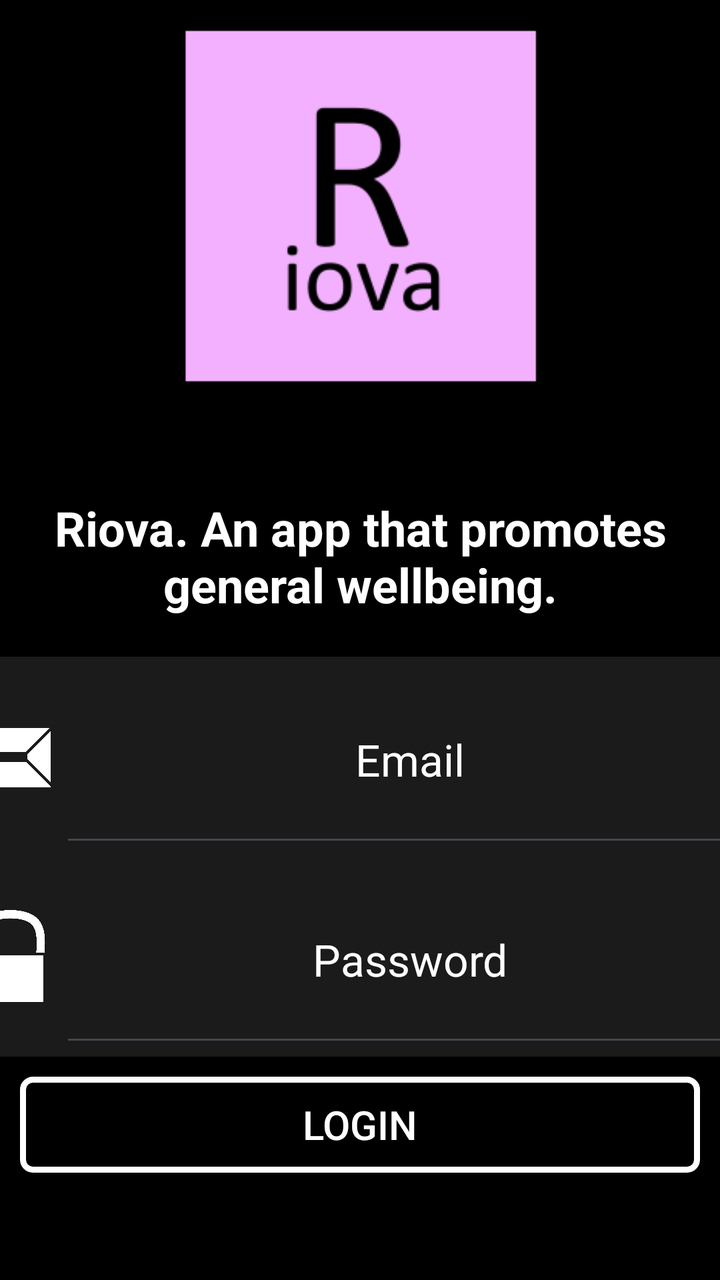
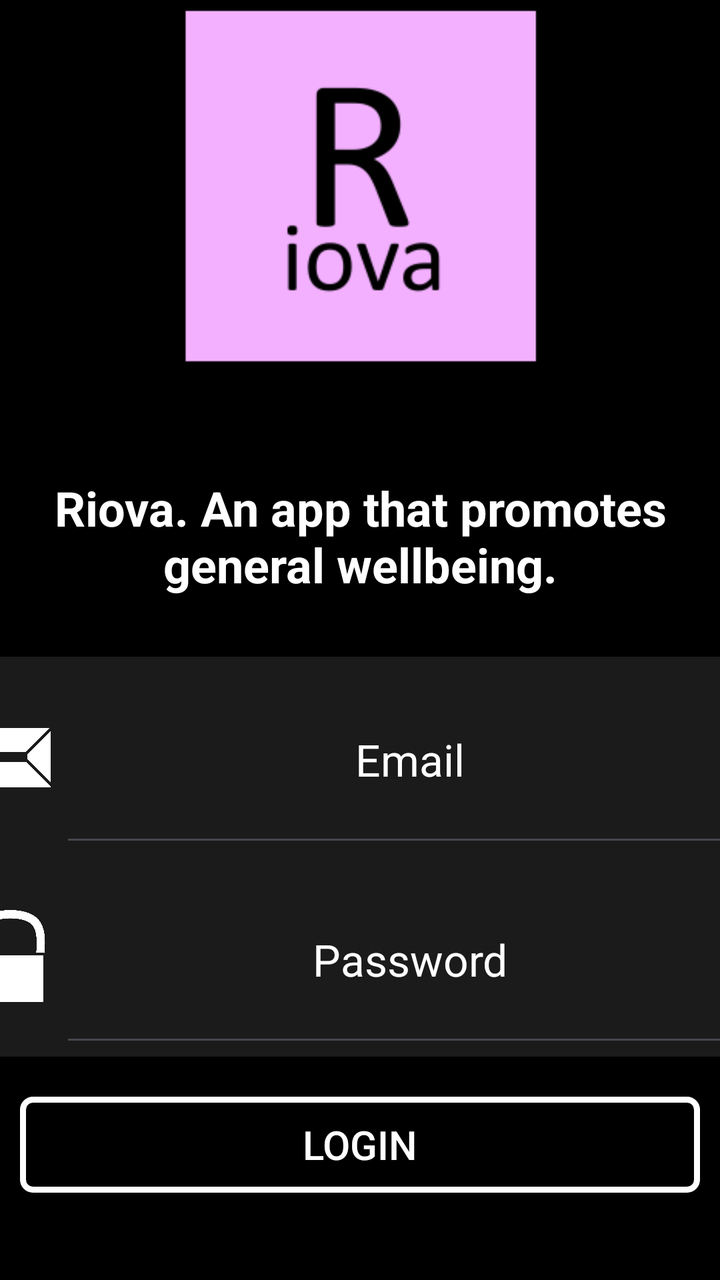

The first picture is an Android layout as it rendered before a commit; the second is the same layout after the commit. The layout source and the unified diff follow.
<!-- AndroidManifest.xml: application theme Theme.Riova -->
<!-- res/layout/login_screen.xml -->
<?xml version="1.0" encoding="utf-8"?>
<androidx.constraintlayout.widget.ConstraintLayout xmlns:android="http://schemas.android.com/apk/res/android"
    android:layout_width="match_parent"
    android:layout_height="match_parent"
    xmlns:app="http://schemas.android.com/apk/res-auto"
    android:background="@color/black">

    <LinearLayout
        app:layout_constraintTop_toTopOf="parent"
        app:layout_constraintBottom_toBottomOf="parent"
        android:layout_width="match_parent"
        android:layout_height="wrap_content"
        android:orientation="vertical"
        android:gravity="center">

        <ImageView
            android:layout_width="250dp"
            android:layout_height="250dp"
            android:layout_gravity="center"
            android:background="@drawable/icon_view"
            android:backgroundTint="@null"
            android:contentDescription="@string/riova_icon"
            android:src="@mipmap/ic_launcher_foreground"
            android:scaleType="fitCenter"/>

        <TextView
            android:layout_width="match_parent"
            android:layout_height="wrap_content"
            android:layout_margin="20dp"
            android:text="Riova. An app that promotes general wellbeing."
            android:textAlignment="center"
            android:textColor="@color/white"
            android:textSize="24sp"
            android:textStyle="bold" />

        <LinearLayout
            android:layout_width="400dp"
            android:layout_height="100dp"
            android:background="@color/login_back"
            android:gravity="center"
            android:orientation="horizontal">

            <ImageView
                android:layout_width="50dp"
                android:layout_height="50dp"
                android:foregroundGravity="center"
                android:src="@drawable/email" />

            <EditText
                android:layout_width="350dp"
                android:layout_height="match_parent"
                android:hint="@string/email"
                android:textAlignment="center"
                android:textColor="@color/white"
                android:textColorHint="@color/white"
                android:textSize="22sp" />
        </LinearLayout>

        <LinearLayout
            android:layout_width="400dp"
            android:layout_height="100dp"
            android:background="@color/login_back"
            android:gravity="center"
            android:orientation="horizontal">

            <ImageView
                android:layout_width="50dp"
                android:layout_height="50dp"
                android:foregroundGravity="center"
                android:src="@drawable/lock" />

            <EditText
                android:layout_width="350dp"
                android:layout_height="match_parent"
                android:hint="@string/password"
                android:textAlignment="center"
                android:textColor="@color/white"
                android:textColorHint="@color/white"
                android:textSize="22sp" />
        </LinearLayout>

        <Button
            android:id="@+id/button_login"
            style="@style/login_buttons"
            android:text="@string/login"
            app:backgroundTint="@null"/>

        <Button
            android:id="@+id/button_register"
            style="@style/login_buttons"
            android:text="@string/register"
            app:backgroundTint="@null" />

        <Button
            android:id="@+id/button_skip"
            style="@style/login_buttons"
            android:text="@string/skip"
            app:backgroundTint="@null" />

        <Button
            android:id="@+id/button_resetpassword"
            android:layout_width="match_parent"
            android:textSize="22sp"
            android:background="@null"
            android:layout_height="wrap_content"
            android:layout_marginTop="25dp"
            android:text="Forgot Password"
            android:textStyle="bold"
            android:textColor="@color/reset_password"
            app:backgroundTint="@null" />

    </LinearLayout>

</androidx.constraintlayout.widget.ConstraintLayout>
<!-- resources referenced by this layout -->
<resources>
  <color name="black">#FF000000</color>
  <color name="login_back">#406B6B6B</color>
  <color name="reset_password">#FF96EF</color>
  <color name="white">#FFFFFFFF</color>
  <!-- drawable email: png bitmap (drawable, 13017 bytes) -->
  <!-- drawable icon_view (drawable) -->
  <?xml version="1.0" encoding="utf-8"?>
  <shape xmlns:android="http://schemas.android.com/apk/res/android">
  
      <solid android:color="@color/black"/>
      <stroke
          android:width="0dp"
          android:color="#FFFFFF"
          />
  </shape>
  <!-- drawable lock: png bitmap (drawable, 18800 bytes) -->
  <!-- mipmap ic_launcher_foreground: webp bitmap (mipmap-hdpi, 1474 bytes) -->
  <string name="email">Email</string>
  <string name="login">LOGIN</string>
  <string name="password">Password</string>
  <string name="register">REGISTER</string>
  <string name="riova_icon">Riova icon</string>
  <string name="skip">SKIP</string>
  <style name="login_buttons" parent="Widget.AppCompat.Button">
          <item name="android:layout_width">match_parent</item>
          <item name="android:layout_height">wrap_content</item>
          <item name="android:layout_margin">10dp</item>
          <item name="android:layout_gravity">bottom</item>
          <item name="android:textSize">20sp</item>
          <item name="android:gravity">center</item>
          <item name="android:clickable">true</item>
          <item name="android:focusable">true</item>
          <item name="android:background">@drawable/login_buttons</item>
          <item name="android:backgroundTint">@null</item>
      </style>
  <style name="Theme.Riova" parent="Base.Theme.Riova" />
  <!-- drawable login_buttons (drawable) -->
  <?xml version="1.0" encoding="utf-8"?>
  <shape xmlns:android="http://schemas.android.com/apk/res/android">
  
      <solid android:color="@color/black"/>
      <stroke
          android:width="3dp"
          android:color="#FFFFFF"
          />
      <corners
          android:radius="5dp"
          />
  </shape>
  <style name="Base.Theme.Riova" parent="Theme.Material3.DayNight.NoActionBar">
          
          
      </style>
</resources>

<!-- the commit's change to res/layout/login_screen.xml (unified diff, before → after) -->
@@ -3,7 +3,9 @@
     android:layout_width="match_parent"
     android:layout_height="match_parent"
     xmlns:app="http://schemas.android.com/apk/res-auto"
-    android:background="@color/black">
+    xmlns:tools="http://schemas.android.com/tools"
+    android:background="@color/black"
+    tools:context=".Login">
 
     <LinearLayout
         app:layout_constraintTop_toTopOf="parent"
@@ -27,70 +29,94 @@
             android:layout_width="match_parent"
             android:layout_height="wrap_content"
             android:layout_margin="20dp"
-            android:text="Riova. An app that promotes general wellbeing."
+            android:text="@string/riova_details"
             android:textAlignment="center"
             android:textColor="@color/white"
             android:textSize="24sp"
             android:textStyle="bold" />
 
         <LinearLayout
-            android:layout_width="400dp"
-            android:layout_height="100dp"
-            android:background="@color/login_back"
-            android:gravity="center"
-            android:orientation="horizontal">
+            android:layout_width="match_parent"
+            android:layout_height="wrap_content"
+            android:orientation="vertical"
+            android:layout_marginVertical="10dp"
+            android:gravity="center">
+            <LinearLayout
+                android:layout_width="400dp"
+                android:layout_height="100dp"
+                android:background="@color/login_back"
+                android:gravity="center"
+                android:orientation="horizontal">
 
-            <ImageView
-                android:layout_width="50dp"
-                android:layout_height="50dp"
-                android:foregroundGravity="center"
-                android:src="@drawable/email" />
+                <ImageView
+                    android:layout_width="50dp"
+                    android:layout_height="50dp"
+                    android:foregroundGravity="center"
+                    android:src="@drawable/email" />
 
-            <EditText
-                android:layout_width="350dp"
-                android:layout_height="match_parent"
-                android:hint="@string/email"
-                android:textAlignment="center"
-                android:textColor="@color/white"
-                android:textColorHint="@color/white"
-                android:textSize="22sp" />
+                <EditText
+                    android:layout_width="350dp"
+                    android:layout_height="match_parent"
+                    android:hint="@string/email"
+                    android:textAlignment="center"
+                    android:textColor="@color/white"
+                    android:textColorHint="@color/white"
+                    android:textSize="22sp" />
+            </LinearLayout>
+
+            <LinearLayout
+                android:layout_width="400dp"
+                android:layout_height="100dp"
+                android:background="@color/login_back"
+                android:gravity="center"
+                android:orientation="horizontal">
+
+                <ImageView
+                    android:layout_width="50dp"
+                    android:layout_height="50dp"
+                    android:foregroundGravity="center"
+                    android:src="@drawable/lock" />
+
+                <EditText
+                    android:layout_width="350dp"
+                    android:layout_height="match_parent"
+                    android:hint="@string/password"
+                    android:textAlignment="center"
+                    android:textColor="@color/white"
+                    android:textColorHint="@color/white"
+                    android:textSize="22sp" />
+            </LinearLayout>
         </LinearLayout>
-
-        <LinearLayout
-            android:layout_width="400dp"
-            android:layout_height="100dp"
-            android:background="@color/login_back"
-            android:gravity="center"
-            android:orientation="horizontal">
-
-            <ImageView
-                android:layout_width="50dp"
-                android:layout_height="50dp"
-                android:foregroundGravity="center"
-                android:src="@drawable/lock" />
-
-            <EditText
-                android:layout_width="350dp"
-                android:layout_height="match_parent"
-                android:hint="@string/password"
-                android:textAlignment="center"
-                android:textColor="@color/white"
-                android:textColorHint="@color/white"
-                android:textSize="22sp" />
-        </LinearLayout>
-
         <Button
             android:id="@+id/button_login"
             style="@style/login_buttons"
             android:text="@string/login"
             app:backgroundTint="@null"/>
 
+
+        <TextView
+            android:layout_width="match_parent"
+            android:layout_height="wrap_content"
+            android:text="@string/or"
+            android:textAlignment="center"
+            android:textColor="@color/white"
+            android:textSize="24sp"
+            android:textStyle="bold" />
+
         <Button
             android:id="@+id/button_register"
             style="@style/login_buttons"
-            android:text="@string/register"
+            android:text="@string/createAccount"
             app:backgroundTint="@null" />
 
+        <TextView
+            android:layout_width="match_parent"
+            android:layout_height="wrap_content"
+            android:text="@string/or"
+            android:textAlignment="center"
+            android:textColor="@color/white"
+            android:textSize="24sp"
+            android:textStyle="bold" />
         <Button
             android:id="@+id/button_skip"
             style="@style/login_buttons"
<!-- resource entries referenced after the edit -->
@@ -17,10 +17,12 @@
   </shape>
   <!-- drawable lock: png bitmap (drawable, 18800 bytes) -->
   <!-- mipmap ic_launcher_foreground: webp bitmap (mipmap-hdpi, 1474 bytes) -->
+  <string name="createAccount">CREATE ACCOUNT</string>
   <string name="email">Email</string>
   <string name="login">LOGIN</string>
+  <string name="or">- OR -</string>
   <string name="password">Password</string>
-  <string name="register">REGISTER</string>
+  <string name="riova_details">Riova. An app that promotes general wellbeing.</string>
   <string name="riova_icon">Riova icon</string>
   <string name="skip">SKIP</string>
   <style name="login_buttons" parent="Widget.AppCompat.Button">
@@ -33,6 +35,7 @@
           <item name="android:clickable">true</item>
           <item name="android:focusable">true</item>
           <item name="android:background">@drawable/login_buttons</item>
+          <item name="android:textAllCaps">false</item>
           <item name="android:backgroundTint">@null</item>
       </style>
   <style name="Theme.Riova" parent="Base.Theme.Riova" />
